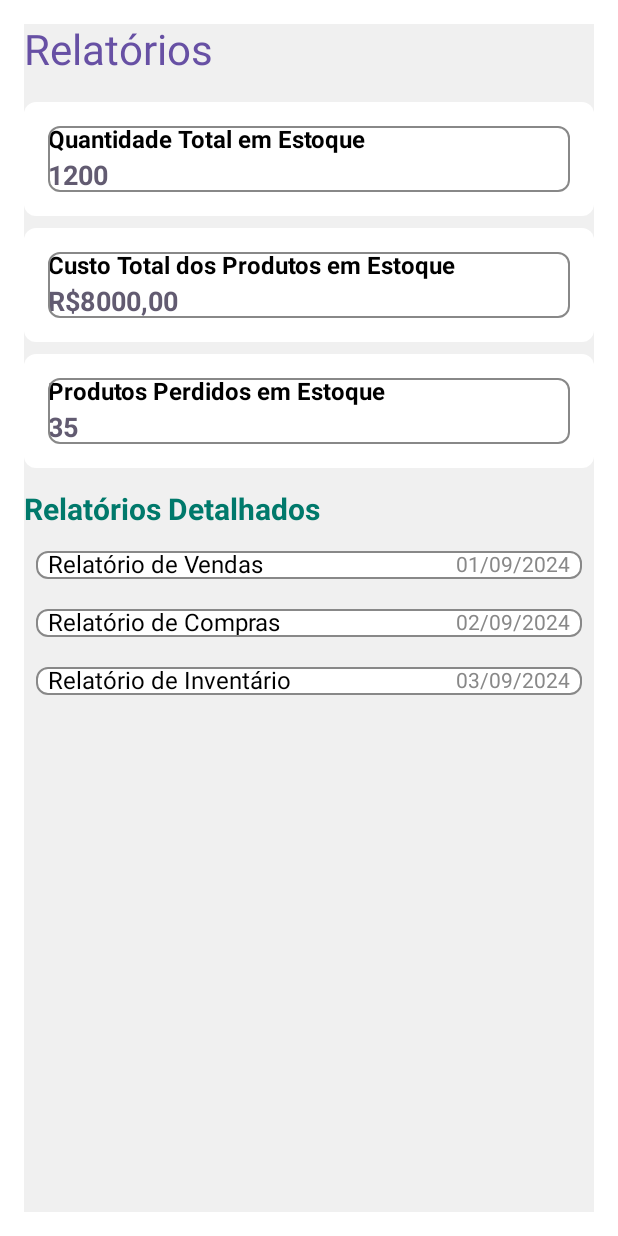
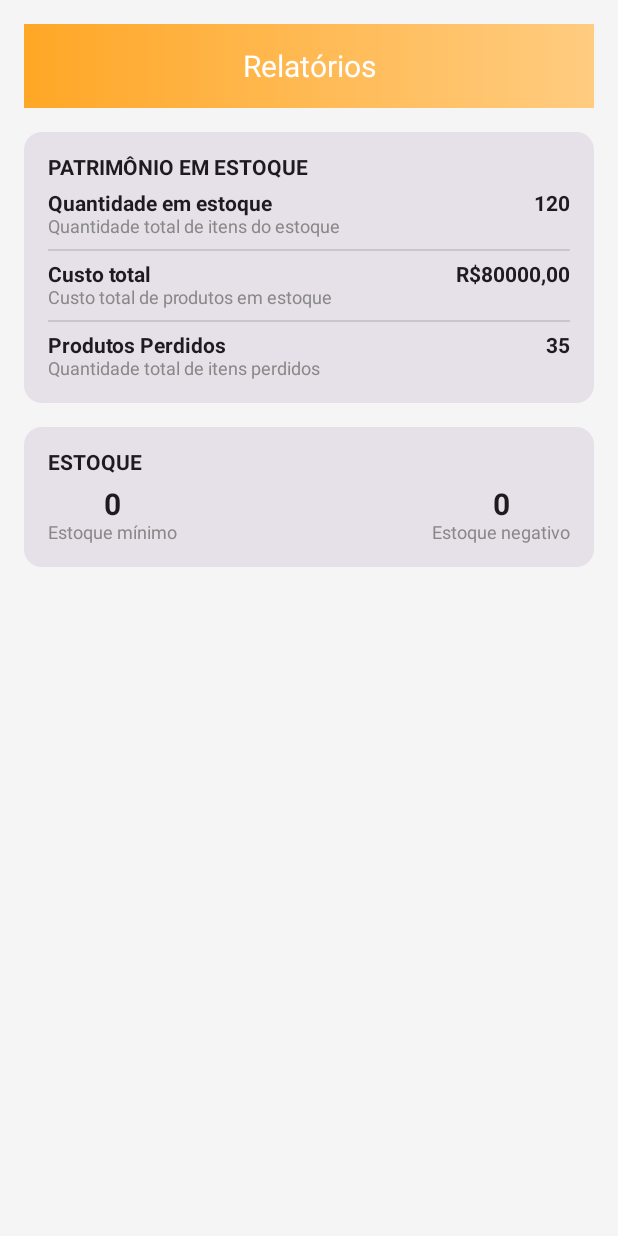
Before and after one commit to IsabelCAlberti/Meu-APP---EstoqueToc, an Android app built with Jetpack Compose: the @Preview function RelatorioScreenPreview, on a phone screen of 412 x 824 dp. Run offline under Robolectric (Android 15) with nearby library versions, the phone set to English and light mode, and no system bars.

Commit message:
@isabelCalberti - Alterações tela relatorio e rotas

```diff
--- a/EstoqueToc/app/src/main/java/com/example/estoquetoc/RelatorioScreen.kt
+++ b/EstoqueToc/app/src/main/java/com/example/estoquetoc/RelatorioScreen.kt
@@ -1,111 +1,116 @@
 package com.example.estoquetoc
 
 import androidx.compose.foundation.background
-import androidx.compose.foundation.border
 import androidx.compose.foundation.layout.*
-import androidx.compose.material3.MaterialTheme
+import androidx.compose.material3.Card
+import androidx.compose.material3.Divider
 import androidx.compose.material3.Text
 import androidx.compose.runtime.Composable
 import androidx.compose.ui.Alignment
 import androidx.compose.ui.Modifier
+import androidx.compose.ui.graphics.Brush
 import androidx.compose.ui.graphics.Color
 import androidx.compose.ui.text.font.FontWeight
 import androidx.compose.ui.tooling.preview.Preview
 import androidx.compose.ui.unit.dp
 import androidx.compose.ui.unit.sp
 
+
 @Composable
 fun RelatorioScreen() {
     Column(
         modifier = Modifier
             .fillMaxSize()
-            .padding(16.dp)
-            .background(Color(0xFFF0F0F0)) // Cor de fundo clara
+            .background(Color(0xFFF5F5F5)) // Cor de fundo similar à da imagem
+            .padding(16.dp),
+        verticalArrangement = Arrangement.spacedBy(16.dp)
     ) {
-        Text(
-            text = "Relatórios",
-            style = MaterialTheme.typography.headlineMedium,
-            color = MaterialTheme.colorScheme.primary,
-            modifier = Modifier.padding(bottom = 16.dp)
-        )
+        // Header
+        HeaderRelatorio()
 
-        // Estatísticas
-        Column(modifier = Modifier.fillMaxWidth()) {
-            EstatisticaCard(title = "Quantidade Total em Estoque", value = "1200")
-            Spacer(modifier = Modifier.height(8.dp))
-            EstatisticaCard(title = "Custo Total dos Produtos em Estoque", value = "R$8000,00")
-            Spacer(modifier = Modifier.height(8.dp))
-            EstatisticaCard(title = "Produtos Perdidos em Estoque", value = "35")
+
+        Card(
+            modifier = Modifier.fillMaxWidth(),
+           // backgroundColor = Color(0xFFF7F7F7)
+        ) {
+            Column(
+                modifier = Modifier.padding(16.dp)
+            ) {
+                Text("PATRIMÔNIO EM ESTOQUE", fontWeight = FontWeight.Bold, fontSize = 14.sp)
+                Spacer(modifier = Modifier.height(8.dp))
+
+                RowInfo(title = "Quantidade em estoque", value = "120", description = "Quantidade total de itens do estoque")
+                Divider(modifier = Modifier.padding(vertical = 8.dp))
+                RowInfo(title = "Custo total", value = "R\$80000,00", description = "Custo total de produtos em estoque")
+                Divider(modifier = Modifier.padding(vertical = 8.dp))
+                RowInfo(title = "Produtos Perdidos", value = "35", description = "Quantidade total de itens perdidos")
+            }
         }
 
-        Spacer(modifier = Modifier.height(16.dp))
+        // Estoque Card
+        Card(
+            modifier = Modifier.fillMaxWidth(),
+           // backgroundColor = Color(0xFFF7F7F7)
+        ) {
+            Column(
+                modifier = Modifier.padding(16.dp)
+            ) {
+                Text("ESTOQUE", fontWeight = FontWeight.Bold, fontSize = 14.sp)
+                Spacer(modifier = Modifier.height(8.dp))
 
-        // Lista de Relatórios
-        Text(
-            text = "Relatórios Detalhados",
-            fontSize = 20.sp,
-            fontWeight = FontWeight.Bold,
-            color = Color(0xFF00796B)
-        )
-        Spacer(modifier = Modifier.height(8.dp))
-
-        // Exemplo de uma lista de relatórios
-        Column(modifier = Modifier.fillMaxWidth()) {
-            RelatorioItem(title = "Relatório de Vendas", date = "01/09/2024")
-            Spacer(modifier = Modifier.height(4.dp))
-            RelatorioItem(title = "Relatório de Compras", date = "02/09/2024")
-            Spacer(modifier = Modifier.height(4.dp))
-            RelatorioItem(title = "Relatório de Inventário", date = "03/09/2024")
+                Row(
+                    modifier = Modifier.fillMaxWidth(),
+                    horizontalArrangement = Arrangement.SpaceBetween
+                ) {
+                    ColumnInfo(title = "Estoque mínimo", value = "0")
+                    ColumnInfo(title = "Estoque negativo", value = "0")
+                }
+            }
         }
     }
 }
 
 @Composable
-fun EstatisticaCard(title: String, value: String) {
-    Column(
+fun HeaderRelatorio() {
+    // Simulando um gradiente de fundo
+    Box(
         modifier = Modifier
             .fillMaxWidth()
-            .background(Color.White, shape = MaterialTheme.shapes.small)
-            .padding(16.dp)
-            .border(1.dp, Color.Gray, shape = MaterialTheme.shapes.small)
+            .height(56.dp)
+            .background(
+                Brush.horizontalGradient(
+                    colors = listOf(Color(0xFFFFA726), Color(0xFFFFCC80))
+                )
+            )
     ) {
         Text(
-            text = title,
-            fontSize = 16.sp,
-            fontWeight = FontWeight.Bold
-        )
-        Spacer(modifier = Modifier.height(4.dp))
-        Text(
-            text = value,
-            fontSize = 18.sp,
-            fontWeight = FontWeight.Bold,
-            color = MaterialTheme.colorScheme.secondary
+            text = "Relatórios",
+            fontSize = 20.sp,
+            color = Color.White,
+            modifier = Modifier.align(Alignment.Center)
         )
     }
 }
 
 @Composable
-fun RelatorioItem(title: String, date: String) {
-    Row(
-        modifier = Modifier
-            .fillMaxWidth()
-            .padding(8.dp)
-            .background(Color.White, shape = MaterialTheme.shapes.small)
-            .border(1.dp, Color.Gray, shape = MaterialTheme.shapes.small),
-        verticalAlignment = Alignment.CenterVertically,
-        horizontalArrangement = Arrangement.SpaceBetween
-    ) {
-        Text(
-            text = title,
-            modifier = Modifier.padding(start = 8.dp),
-            fontSize = 16.sp
-        )
-        Text(
-            text = date,
-            modifier = Modifier.padding(end = 8.dp),
-            fontSize = 14.sp,
-            color = Color.Gray
-        )
+fun RowInfo(title: String, value: String, description: String) {
+    Column {
+        Row(
+            modifier = Modifier.fillMaxWidth(),
+            horizontalArrangement = Arrangement.SpaceBetween
+        ) {
+            Text(title, fontWeight = FontWeight.Bold)
+            Text(value, fontWeight = FontWeight.Bold)
+        }
+        Text(description, fontSize = 12.sp, color = Color.Gray)
+    }
+}
+
+@Composable
+fun ColumnInfo(title: String, value: String) {
+    Column(horizontalAlignment = Alignment.CenterHorizontally) {
+        Text(text = value, fontWeight = FontWeight.Bold, fontSize = 20.sp)
+        Text(text = title, fontSize = 12.sp, color = Color.Gray)
     }
 }
 
```
